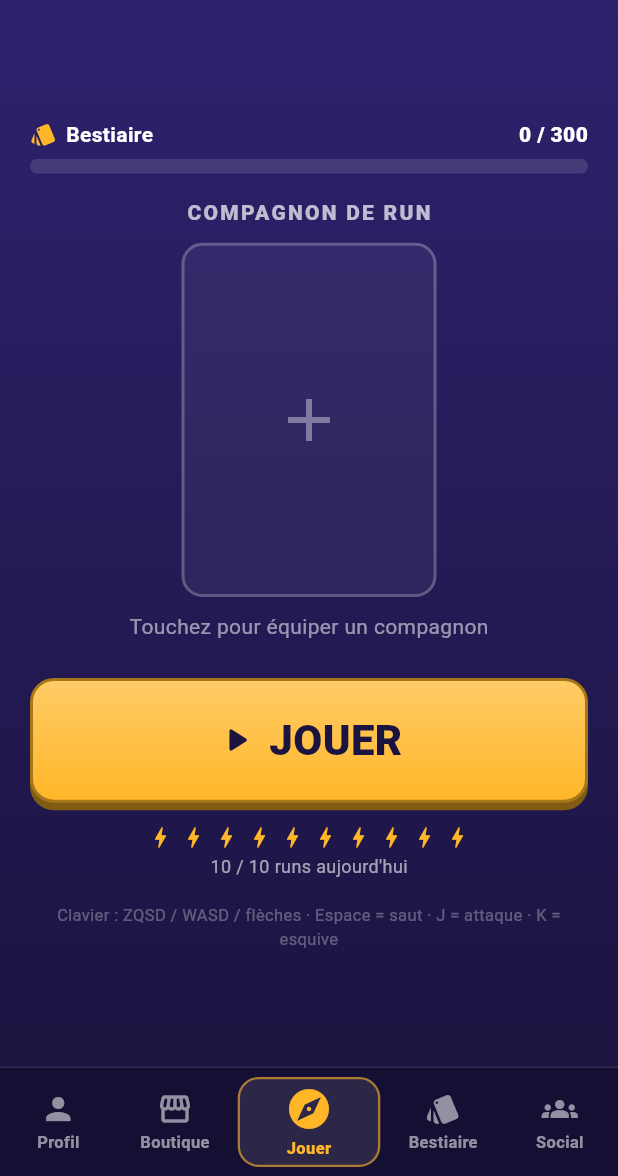
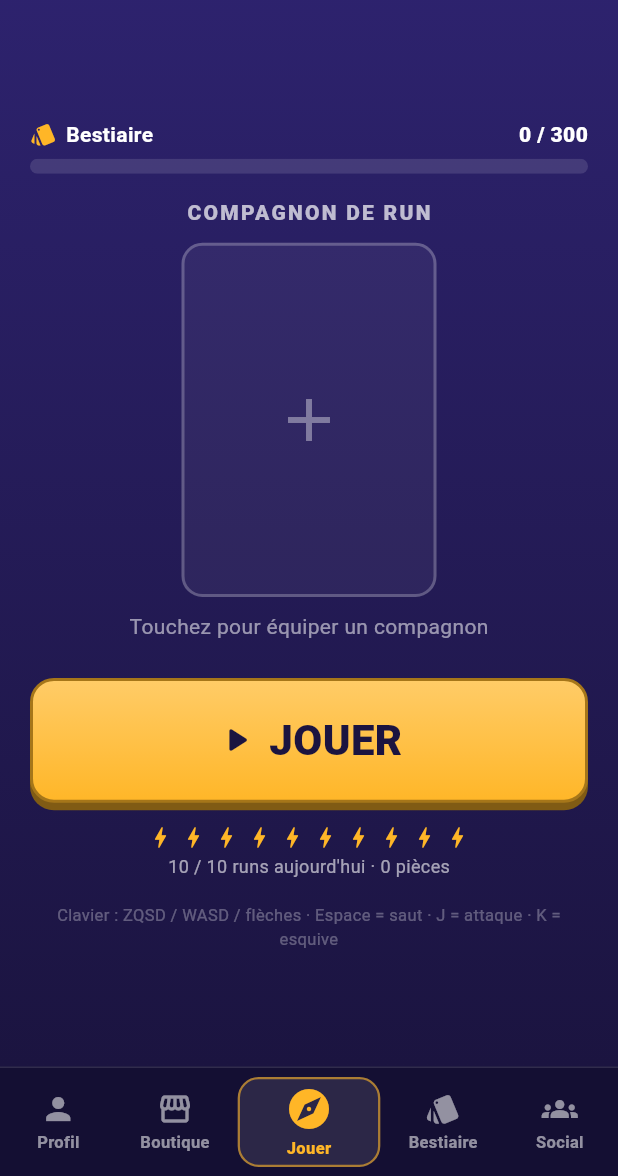
Before and after one commit to Clem427c/Collectear, a Flutter app: the screen it shows after launch, on a phone screen of 412 x 824 dp, the part 60-1236 px from its top. Run offline on Flutter 3.47's test engine with Material 3 defaults, Android fonts, the phone set to English and light mode, and no system bars; our stand-ins replace shared_preferences, supabase_flutter; missing offline and left inert: flame, flame_audio; accounts and stored records are empty.

Commit message:
Pièces à ramasser et énergies achetables en boutique (5 par jour au plus)
Retour de Clem (27/10) :
- pièces au sol (≈ 2 par chunk, parfois un tas de 5), +2 par ennemi vaincu, +10 par lieu ouvert ;
  compteur dans le HUD, total dans le récapitulatif et la barre du haut, son dédié ;
- Boutique → Énergies : +1 run aujourd'hui, 60 pièces puis +40 à chaque achat, 5 par jour
  au plus, seulement quand les runs du jour sont épuisées ; aussi depuis le bouton Jouer.
Équilibrage PROVISOIRE, détaillé dans lib/core/economy.dart.

Co-Authored-By: Claude Opus 5.5 <noreply@anthropic.com>
Claude-Session: https://claude.ai/code/session_01R2r4kxtmi43t1qvP2q5osV

```diff
--- a/lib/core/collection.dart
+++ b/lib/core/collection.dart
@@ -1,6 +1,9 @@
+import 'dart:math' as math;
+
 import 'package:shared_preferences/shared_preferences.dart';
 
 import 'config.dart';
+import 'economy.dart';
 
 /// Collection du joueur et compteur de runs du jour, stockés en local.
 /// (La sauvegarde en ligne via Supabase viendra à l'étape « En ligne ».)
@@ -16,6 +19,9 @@ class Collection {
   static const _kTotalCards = 'stat_cards';
   static const _kBestKills = 'stat_best_kills';
   static const _kFriendCode = 'friend_code';
+  static const _kCoins = 'coins';
+  static const _kEnergyDay = 'energy_day';
+  static const _kEnergyBought = 'energy_bought';
 
   static const _kVariants = 'owned_variants'; // "id:seed1,seed2,…"
 
@@ -89,7 +95,39 @@ class Collection {
 
   int get runsToday => _prefs.getString(_kRunsDay) == _today() ? (_prefs.getInt(_kRunsCount) ?? 0) : 0;
 
-  int get runsLeftToday => (GameConfig.runsPerDay - runsToday).clamp(0, GameConfig.runsPerDay);
+  /// Runs disponibles aujourd'hui : les gratuites + les énergies achetées avec des pièces.
+  int get runsLeftToday => math.max(0, GameConfig.runsPerDay + energyBoughtToday - runsToday);
+
+  // --- Pièces et énergies ---
+  int get coins => _prefs.getInt(_kCoins) ?? 0;
+
+  Future<void> addCoins(int amount) async {
+    if (amount <= 0) return;
+    await _prefs.setInt(_kCoins, coins + amount);
+  }
+
+  /// Énergies achetées aujourd'hui avec des pièces (au plus Economy.maxEnergyPurchasesPerDay).
+  int get energyBoughtToday => _prefs.getString(_kEnergyDay) == _today() ? (_prefs.getInt(_kEnergyBought) ?? 0) : 0;
+
+  /// Prix de la prochaine énergie (null : limite du jour atteinte).
+  int? get nextEnergyPrice => Economy.energyPrice(energyBoughtToday);
+
+  /// On n'achète une énergie que si toutes les runs du jour sont épuisées (elle ne se garde pas).
+  bool get canBuyEnergy {
+    final price = nextEnergyPrice;
+    return price != null && coins >= price && runsLeftToday == 0;
+  }
+
+  /// Achète une énergie : +1 run aujourd'hui. Renvoie false si ce n'est pas possible.
+  Future<bool> buyEnergy() async {
+    final price = nextEnergyPrice;
+    if (!canBuyEnergy || price == null) return false;
+    final bought = energyBoughtToday + 1;
+    await _prefs.setInt(_kCoins, coins - price);
+    await _prefs.setString(_kEnergyDay, _today());
+    await _prefs.setInt(_kEnergyBought, bought);
+    return true;
+  }
 
   /// Outil de test : remet le compteur du jour à zéro (appui long sur le titre).
   Future<void> resetRunsToday() async => _prefs.remove(_kRunsCount);
--- a/lib/game/sfx.dart
+++ b/lib/game/sfx.dart
@@ -12,7 +12,7 @@ class Sfx {
 
   static const files = [
     'swing.wav', 'hit.wav', 'enemy_die.wav', 'hurt.wav', 'jump.wav', 'dodge.wav', 'shoot.wav',
-    'life.wav', 'chest.wav', 'card.wav', 'tick.wav', 'go.wav', 'run_end.wav',
+    'life.wav', 'chest.wav', 'card.wav', 'tick.wav', 'go.wav', 'run_end.wav', 'coin.wav',
   ];
 
   static Future<void> preload() async {
--- a/lib/ui/home_shell.dart
+++ b/lib/ui/home_shell.dart
@@ -58,7 +58,7 @@ class _HomeShellState extends State<HomeShell> {
     final data = widget.data;
     final pages = [
       ProfileTab(data: data),
-      const ShopTab(),
+      ShopTab(data: data, onChanged: _refresh),
       PlayTab(data: data, onChanged: _refresh),
       BestiaryTab(data: data, onChanged: _refresh),
       SocialTab(data: data),
@@ -104,7 +104,7 @@ class _TopBar extends StatelessWidget {
         children: [
           const Text('Collectear', style: TextStyle(color: Colors.white, fontSize: 22, fontWeight: FontWeight.w900)),
           const Spacer(),
-          const _Currency(icon: Icons.monetization_on, color: AppColors.gold, value: 0),
+          _Currency(icon: Icons.monetization_on, color: AppColors.gold, value: data.collection.coins),
           const SizedBox(width: 8),
           const _Currency(icon: Icons.diamond, color: Color(0xFF4DD6FF), value: 0),
         ],
--- a/lib/ui/recap_screen.dart
+++ b/lib/ui/recap_screen.dart
@@ -38,6 +38,7 @@ class RecapScreen extends StatelessWidget {
                     _Stat(label: 'Durée', value: '${secs ~/ 60}:${(secs % 60).toString().padLeft(2, '0')}'),
                     _Stat(label: 'Ennemis vaincus', value: '${run.kills}'),
                     _Stat(label: 'Cartes', value: '${run.cards.length}'),
+                    _Stat(label: 'Pièces', value: '+${run.coins}'),
                   ],
                 ),
                 const SizedBox(height: 24),
--- a/lib/ui/tabs/play_tab.dart
+++ b/lib/ui/tabs/play_tab.dart
@@ -107,12 +107,26 @@ class PlayTab extends StatelessWidget {
                   const SizedBox(height: 24),
                   SizedBox(
                     width: double.infinity,
-                    child: ChunkyButton(
-                      label: runsLeft > 0 ? 'JOUER' : 'REVIENS DEMAIN',
-                      icon: runsLeft > 0 ? Icons.play_arrow_rounded : Icons.bedtime,
-                      fontSize: 28,
-                      onPressed: runsLeft > 0 ? () => _startRun(context) : null,
-                    ),
+                    child: runsLeft > 0
+                        ? ChunkyButton(
+                            label: 'JOUER',
+                            icon: Icons.play_arrow_rounded,
+                            fontSize: 28,
+                            onPressed: () => _startRun(context),
+                          )
+                        : ChunkyButton(
+                            label: col.nextEnergyPrice == null
+                                ? 'REVIENS DEMAIN'
+                                : 'ÉNERGIE · ${col.nextEnergyPrice} pièces',
+                            icon: col.nextEnergyPrice == null ? Icons.bedtime : Icons.bolt,
+                            fontSize: 20,
+                            onPressed: col.canBuyEnergy
+                                ? () async {
+                                    await col.buyEnergy();
+                                    onChanged();
+                                  }
+                                : null,
+                          ),
                   ),
                   const SizedBox(height: 12),
                   GestureDetector(
@@ -129,7 +143,9 @@ class PlayTab extends StatelessWidget {
                         ),
                     ]),
                   ),
-                  Text('$runsLeft / ${GameConfig.runsPerDay} runs aujourd\'hui',
+                  Text('$runsLeft / ${GameConfig.runsPerDay} runs aujourd\'hui'
+                      '${col.energyBoughtToday > 0 ? ' (+${col.energyBoughtToday} achetée${col.energyBoughtToday > 1 ? 's' : ''})' : ''}'
+                      ' · ${col.coins} pièces',
                       style: const TextStyle(color: Colors.white60, fontSize: 12)),
                   const SizedBox(height: 16),
                   const Text(
```
Also changed, not shown: lib/core/economy.dart (added, +62 -0 lines), lib/core/run_state.dart (+9 -0 lines), lib/game/coin.dart (added, +67 -0 lines), lib/game/collectear_game.dart (+24 -0 lines), lib/game/spawner.dart (+11 -0 lines), lib/ui/run_screen.dart (+7 -0 lines), lib/ui/tabs/shop_tab.dart (+34 -1 lines), 3 other files.
